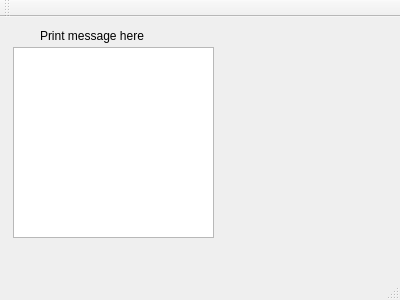
Kravlalala/LSB, file mainwindow.ui: the form before one commit.
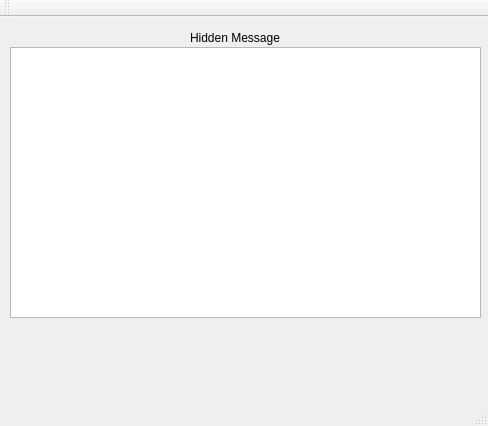
The form after the commit.

```diff
--- a/mainwindow.ui
+++ b/mainwindow.ui
@@ -6,35 +6,35 @@
    <rect>
     <x>0</x>
     <y>0</y>
-    <width>400</width>
-    <height>300</height>
+    <width>488</width>
+    <height>426</height>
    </rect>
   </property>
   <property name="windowTitle">
    <string>MainWindow</string>
   </property>
   <widget class="QWidget" name="centralWidget">
-   <widget class="QTextEdit" name="messageArea">
-    <property name="geometry">
-     <rect>
-      <x>13</x>
-      <y>30</y>
-      <width>201</width>
-      <height>191</height>
-     </rect>
-    </property>
-   </widget>
    <widget class="QLabel" name="label">
     <property name="geometry">
      <rect>
-      <x>40</x>
+      <x>190</x>
       <y>10</y>
-      <width>151</width>
-      <height>17</height>
+      <width>121</width>
+      <height>21</height>
      </rect>
     </property>
     <property name="text">
-     <string>Print message here</string>
+     <string>Hidden Message</string>
+    </property>
+   </widget>
+   <widget class="QListView" name="listView">
+    <property name="geometry">
+     <rect>
+      <x>10</x>
+      <y>30</y>
+      <width>471</width>
+      <height>271</height>
+     </rect>
     </property>
    </widget>
   </widget>
```
Left out of the diff: 2 changed lines with no effect on the pictures.
